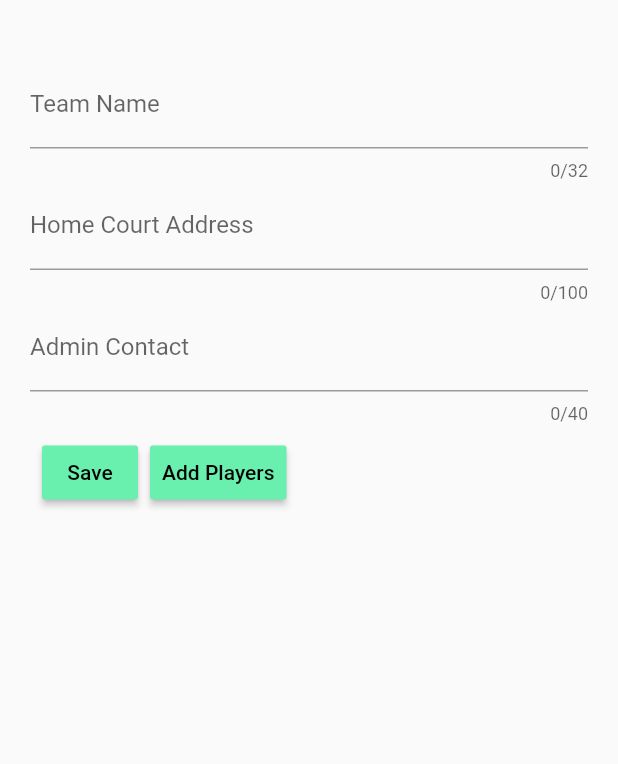
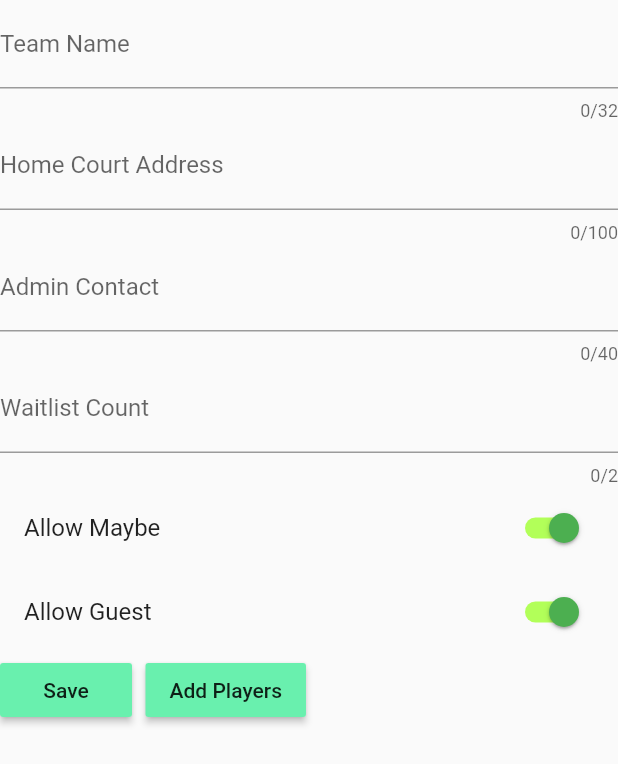
Before and after one commit to droidment/firstflutter, a Flutter app: the Team screen opened directly, on a phone screen of 412 x 824 dp. Shown: the top 764 px of the screen. Run offline on Flutter 3.47's test engine with Material 2 defaults, Android fonts, the light colour scheme and no system bars; our stand-ins replace cloud_firestore, datetime_picker_formfield; missing offline and left inert: frideos, frideos_core; accounts and stored records are empty.

Commit message:
Team - Continue
Team - Continue

```diff
--- a/lib/mixins/AppConstants.dart
+++ b/lib/mixins/AppConstants.dart
@@ -1,4 +1,7 @@
 mixin AppConstantsMixin{
   static const String AppTitle = 'Game Time!', EditButton = 'Edit', DeleteButton = 'Delete';
-
+static const editMenuItems = <String>[
+    "Edit",
+    "Delete"
+  ];
 }
--- a/lib/models/TeamModel.dart
+++ b/lib/models/TeamModel.dart
@@ -31,9 +31,7 @@ class TeamModel  {
   }
 
   TeamModel.fromMap(Map<String, dynamic> map) {
-    // if (map["PlayerName"] != null){
-    //   playerNames = map["PlayerName"];
-    // }
+      playerNames = map['PlayerName']?.cast<String>();
       teamName = map["TeamName"];
       homeCourt = map["HomeCourt"];
       adminName = map["AdminName"];
--- a/lib/screens/team.dart
+++ b/lib/screens/team.dart
@@ -1,8 +1,9 @@
 import 'package:cloud_firestore/cloud_firestore.dart';
 import 'package:firstflut/models/Players.dart';
 import 'package:flutter/material.dart';
+
+import '../mixins/validation_mixin.dart';
 import '../models/TeamModel.dart';
-import '../mixins/validation_mixin.dart';
 
 class Team extends StatefulWidget {
   @override
@@ -14,8 +15,7 @@ class TeamState extends State<Team> with ValidationMixin {
   DocumentReference currentTeamReference;
   @override
   Widget build(BuildContext context) {
-    return Scaffold(
-        key: _scaffoldKey, body: SafeArea(child: _buildAddTeam(context)));
+    return Scaffold(key: _scaffoldKey, body: _buildAddTeam(context));
   }
 
   Widget _buildAddTeam(BuildContext _context) {
@@ -33,11 +33,7 @@ class TeamState extends State<Team> with ValidationMixin {
         true);
     return Form(
       // key: _scaffoldKey,
-        child: Padding(
-      padding: const EdgeInsets.only(top: 40, left: 20, right: 20, bottom: 10),
-      child: Column(
-          crossAxisAlignment: CrossAxisAlignment.start,
-          children: <Widget>[
+      child: ListView(children: <Widget>[
         TextFormField(
           controller: teamNameController,
           keyboardType: TextInputType.text,
@@ -52,8 +48,7 @@ class TeamState extends State<Team> with ValidationMixin {
           keyboardType: TextInputType.text,
           validator: validateInput,
           decoration: InputDecoration(
-                  labelText: 'Home Court Address',
-                  hasFloatingPlaceholder: true),
+              labelText: 'Home Court Address', hasFloatingPlaceholder: true),
         ),
         TextFormField(
           controller: adminContactController,
@@ -62,9 +57,34 @@ class TeamState extends State<Team> with ValidationMixin {
           decoration: InputDecoration(
               labelText: 'Admin Contact', hasFloatingPlaceholder: true),
         ),
-            ButtonBar(
-                mainAxisSize: MainAxisSize.min,
-                alignment: MainAxisAlignment.start,
+        TextFormField(
+          controller: adminContactController,
+          maxLength: 2,
+          keyboardType: TextInputType.text,
+          decoration: InputDecoration(
+              labelText: 'Waitlist Count', hasFloatingPlaceholder: true),
+        ),
+        SwitchListTile(
+            value: true,
+            title: const Text("Allow Maybe"),
+            onChanged: (value) {
+              setState(() {});
+            },
+            activeTrackColor: Colors.lightGreenAccent,
+            activeColor: Colors.green),
+        SwitchListTile(
+            value: true,
+            title: const Text("Allow Guest"),
+            onChanged: (value) {
+              setState(() {});
+            },
+            activeTrackColor: Colors.lightGreenAccent,
+            activeColor: Colors.green),
+
+        Wrap(spacing: 9.0,
+            // child: ButtonBar(
+            //     mainAxisSize: MainAxisSize.max,
+            //     alignment: MainAxisAlignment.end,
             children: <Widget>[
               RaisedButton(
                 color: Colors.greenAccent,
@@ -72,11 +92,8 @@ class TeamState extends State<Team> with ValidationMixin {
                 onPressed: () async {
                   String teamName = await saveTeamDetails(team);
                   _scaffoldKey.currentState.showSnackBar(new SnackBar(
-                        content:
-                            new Text("Team $teamName created successfully."),
+                    content: new Text("Team $teamName created successfully."),
                   ));
-                      // Navigator.of(_context, rootNavigator: true).pop();
-                      // Navigator.pop(_context);
                 },
                 child: Text('Save'),
               ),
@@ -89,14 +106,16 @@ class TeamState extends State<Team> with ValidationMixin {
                       context: context,
                       builder: (_) => new AlertDialog(
                           title: new Text("Add players to the team $teamName"),
-                              content: _buildAddPlayers(context, currentTeamReference)));
+                          content:
+                              _buildAddPlayers(context, currentTeamReference)));
                 },
                 child: Text('Add Players'),
               )
             ]),
-            _buildList(_context, team.playerNames),
+        // ),
+        // _buildList(_context, team.playerNames),
       ]),
-    ));
+    );
   }
 
   Future<String> saveTeamDetails(TeamModel team) async {
@@ -132,7 +151,8 @@ class TeamState extends State<Team> with ValidationMixin {
     }
   }
 
-  Widget _buildAddPlayers(BuildContext _context, DocumentReference teamReference) {
+  Widget _buildAddPlayers(
+      BuildContext _context, DocumentReference teamReference) {
     // return SingleChildScrollView(child: DynamicFieldsWidget());
 
     TextEditingController nameController = TextEditingController();
@@ -145,7 +165,6 @@ class TeamState extends State<Team> with ValidationMixin {
         child: Column(
           crossAxisAlignment: CrossAxisAlignment.start,
           children: <Widget>[
-
             TextFormField(
               controller: nameController,
               keyboardType: TextInputType.text,
@@ -161,13 +180,11 @@ class TeamState extends State<Team> with ValidationMixin {
               decoration: InputDecoration(
                   labelText: 'Phone Number', hasFloatingPlaceholder: true),
             ),
-
             Padding(
               padding: const EdgeInsets.symmetric(vertical: 4.0),
               child: OutlineButton(
                 highlightColor: Colors.amber,
                 onPressed: () async {
-
                   // PlayersBloc player = new PlayersBloc(
                   //     nameController.text
                   //     );
```
Also changed, not shown: lib/screens/teamList.dart (+31 -37 lines), lib/widgets/AppDrawer.dart (+9 -13 lines). Lines whose indentation alone changed are shown as unchanged.
